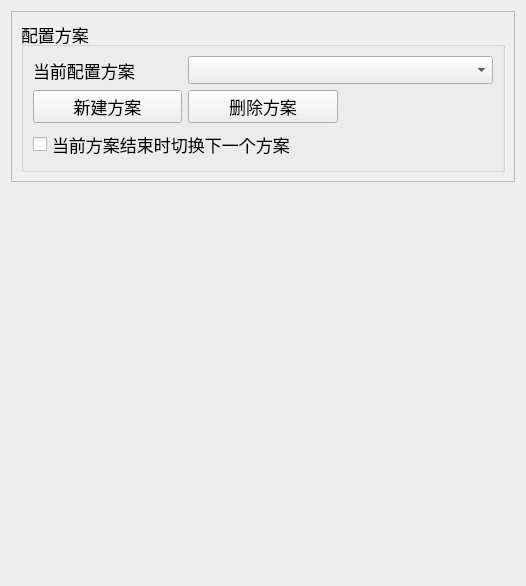
Above: resources/ui/multi_account.ui from Shasnow/StarRailAssistant before the change. Below: the same form after it.
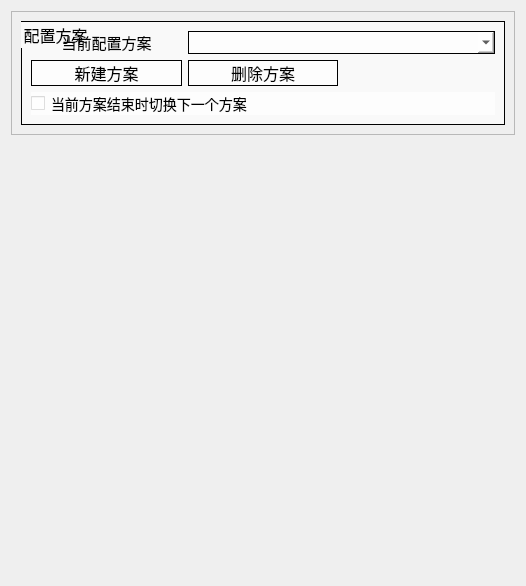
That is the form after the change.

Patch:
```diff
--- a/resources/ui/multi_account.ui
+++ b/resources/ui/multi_account.ui
@@ -36,18 +36,27 @@
                                 <x>0</x>
                                 <y>0</y>
                                 <width>506</width>
-                                <height>157</height>
+        <height>116</height>
                             </rect>
                         </property>
                         <layout class="QVBoxLayout" name="verticalLayout_4">
                             <item>
                                 <widget class="QGroupBox" name="groupBox">
+         <property name="styleSheet">
+          <string notr="true">
+background-color: rgba(255, 255, 255, 0.6);
+border: 1.4px solid black;  font-size: 16px;</string>
+         </property>
                                     <property name="title">
                                         <string>配置方案</string>
                                     </property>
                                     <layout class="QGridLayout" name="gridLayout_5">
                                         <item row="1" column="0">
                                             <widget class="QPushButton" name="new_plan_button">
+            <property name="styleSheet">
+             <string notr="true">QPUSHBOTTON:QPushButton {font-size:16px;font-weight: bold;}
+  QPushButton:hover {ackground-color: #f0f0f0;border-color: #ccc;}</string>
+            </property>
                                                 <property name="text">
                                                     <string>新建方案</string>
                                                 </property>
@@ -55,13 +64,27 @@
                                         </item>
                                         <item row="0" column="0">
                                             <widget class="QLabel" name="label">
+            <property name="styleSheet">
+             <string notr="true">border: none;   background-color: transparent</string>
+            </property>
                                                 <property name="text">
-                                                    <string>当前配置方案</string>
+             <string>&lt;html&gt;&lt;head/&gt;&lt;body&gt;&lt;p align=&quot;center&quot;&gt;&lt;span style=&quot; font-size:11pt;&quot;&gt;当前配置方案&lt;/span&gt;&lt;/p&gt;&lt;/body&gt;&lt;/html&gt;</string>
                                                 </property>
                                             </widget>
                                         </item>
                                         <item row="0" column="1" colspan="2">
                                             <widget class="QComboBox" name="current_config_combobox">
+            <property name="styleSheet">
+             <string notr="true">font-weight: bold;
+                                                    QCombox{border: solid black;border-radius: 0;font-weight: bold;}
+                                                    QComboBox:hover {
+                                                    background-color: #f0f0f0;
+                                                    border-color: #bbb;
+                                                    }
+                                                    QComboBox QAbstractItemView {
+                                                    selection-background-color: #f0f0f0; background-color: white;
+                                                    }</string>
+            </property>
                                                 <property name="maxCount">
                                                     <number>5</number>
                                                 </property>
@@ -69,6 +92,17 @@
                                         </item>
                                         <item row="2" column="0" colspan="3">
                                             <widget class="QCheckBox" name="switch2next_checkbox">
+            <property name="styleSheet">
+             <string notr="true">QCheckBox{border: none;font-size: 14px;}
+                                                    QCheckBox:hover {
+                                                    background-color: #f0f0f0;
+                                                    }
+
+                                                    /* 勾选框悬停时边框变色 */
+                                                    QCheckBox::indicator:hover {
+                                                    border-color: #666;
+                                                    }</string>
+            </property>
                                                 <property name="text">
                                                     <string>当前方案结束时切换下一个方案</string>
                                                 </property>
@@ -76,6 +110,10 @@
                                         </item>
                                         <item row="1" column="1">
                                             <widget class="QPushButton" name="delete_plan_button">
+            <property name="styleSheet">
+             <string notr="true">QPUSHBOTTON:QPushButton {font-size:16px;font-weight: bold;}
+  QPushButton:hover {ackground-color: #f0f0f0;border-color: #ccc;}</string>
+            </property>
                                                 <property name="text">
                                                     <string>删除方案</string>
                                                 </property>
```
Lines whose indentation alone changed are shown as unchanged.
